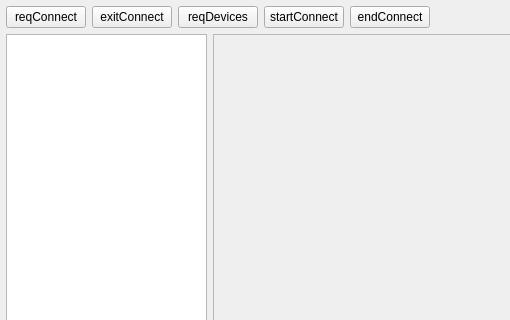
This is GUI/mainwindow.ui in joshion/3DShow as Qt 5 draws it before an edit; both pictures show x 0 to 510 and y 0 to 320 of the 1024 by 768 pixel window. The edited form follows.
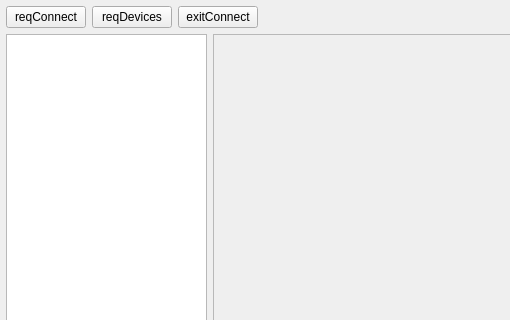
This is the edited form. Custom widgets are drawn as their Qt base class.

Commit message: improve the widget be created from devicesWidget not from the mainwindow

The edit to the form file:
```diff
--- a/GUI/mainwindow.ui
+++ b/GUI/mainwindow.ui
@@ -47,13 +47,6 @@
        </property>
       </widget>
      </item>
-     <item>
-      <widget class="QPushButton" name="m_ExitConnect">
-       <property name="text">
-        <string>exitConnect</string>
-       </property>
-      </widget>
-     </item>
      <item>
       <widget class="QPushButton" name="m_ReqDevices">
        <property name="text">
@@ -62,16 +55,9 @@
       </widget>
      </item>
      <item>
-      <widget class="QPushButton" name="m_StartConnect">
+      <widget class="QPushButton" name="m_ExitConnect">
        <property name="text">
-        <string>startConnect</string>
-       </property>
-      </widget>
-     </item>
-     <item>
-      <widget class="QPushButton" name="m_EndConnect">
-       <property name="text">
-        <string>endConnect</string>
+        <string>exitConnect</string>
        </property>
       </widget>
      </item>
```
Left out of the diff: 12 changed lines with no effect on the pictures. The commit also changes 5 other files.
